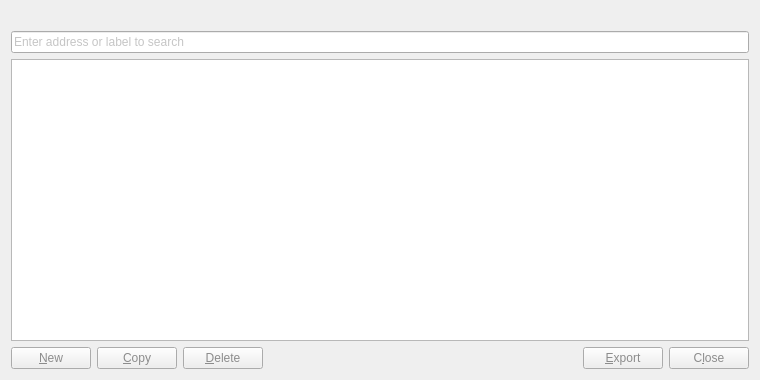
Above: fennec/qt/forms/addressbookpage.ui from FennecBlockchain/Fennec before the change. Below: the same form after it.
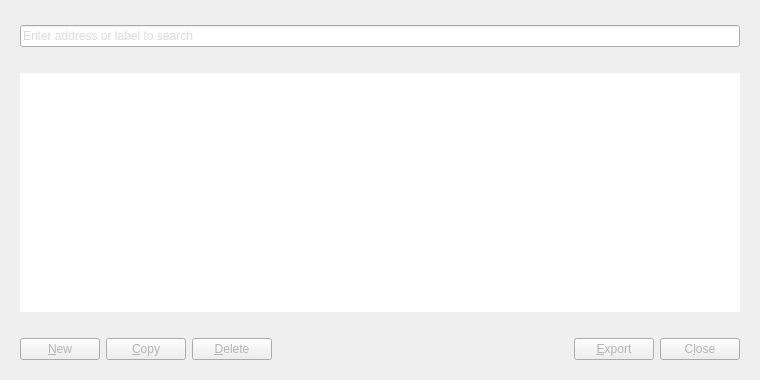
That is the form after the change. Icons and pictures are not drawn.

Commit message: create addr button

Diff of the .ui file:
```diff
--- a/fennec/qt/forms/addressbookpage.ui
+++ b/fennec/qt/forms/addressbookpage.ui
@@ -10,27 +10,67 @@
     <height>380</height>
    </rect>
   </property>
+  <property name="autoFillBackground">
+   <bool>false</bool>
+  </property>
   <property name="styleSheet">
-   <string notr="true">color: rgb(140, 140, 140);</string>
+   <string notr="true">color: rgb(180, 180, 180);
+background-image: url(:/icons/sendcoin_background);
+
+</string>
   </property>
   <layout class="QVBoxLayout" name="verticalLayout">
+   <property name="spacing">
+    <number>6</number>
+   </property>
+   <property name="leftMargin">
+    <number>20</number>
+   </property>
+   <property name="topMargin">
+    <number>5</number>
+   </property>
+   <property name="rightMargin">
+    <number>20</number>
+   </property>
+   <property name="bottomMargin">
+    <number>20</number>
+   </property>
    <item>
-    <widget class="QLabel" name="labelExplanation">
-     <property name="textFormat">
-      <enum>Qt::PlainText</enum>
+    <spacer name="horizontalSpacer_3">
+     <property name="orientation">
+      <enum>Qt::Horizontal</enum>
      </property>
-     <property name="wordWrap">
-      <bool>true</bool>
+     <property name="sizeHint" stdset="0">
+      <size>
+       <width>40</width>
+       <height>20</height>
+      </size>
      </property>
-    </widget>
+    </spacer>
    </item>
    <item>
     <widget class="QLineEdit" name="searchLineEdit">
+     <property name="styleSheet">
+      <string notr="true"/>
+     </property>
      <property name="placeholderText">
       <string>Enter address or label to search</string>
      </property>
     </widget>
    </item>
+   <item>
+    <spacer name="horizontalSpacer_2">
+     <property name="orientation">
+      <enum>Qt::Horizontal</enum>
+     </property>
+     <property name="sizeHint" stdset="0">
+      <size>
+       <width>40</width>
+       <height>20</height>
+      </size>
+     </property>
+    </spacer>
+   </item>
    <item>
     <widget class="QTableView" name="tableView">
      <property name="contextMenuPolicy">
@@ -39,6 +79,12 @@
      <property name="toolTip">
       <string>Right-click to edit address or label</string>
      </property>
+     <property name="autoFillBackground">
+      <bool>false</bool>
+     </property>
+     <property name="styleSheet">
+      <string notr="true">border: 0px;</string>
+     </property>
      <property name="tabKeyNavigation">
       <bool>false</bool>
      </property>
@@ -59,6 +105,19 @@
      </attribute>
     </widget>
    </item>
+   <item>
+    <spacer name="horizontalSpacer_4">
+     <property name="orientation">
+      <enum>Qt::Horizontal</enum>
+     </property>
+     <property name="sizeHint" stdset="0">
+      <size>
+       <width>40</width>
+       <height>20</height>
+      </size>
+     </property>
+    </spacer>
+   </item>
    <item>
     <layout class="QHBoxLayout" name="horizontalLayout">
      <item>
@@ -66,6 +125,9 @@
        <property name="toolTip">
         <string>Create a new address</string>
        </property>
+       <property name="styleSheet">
+        <string notr="true"/>
+       </property>
        <property name="text">
         <string>&amp;New</string>
        </property>
@@ -73,9 +135,18 @@
         <iconset resource="../bitcoin.qrc">
          <normaloff>:/icons/add</normaloff>:/icons/add</iconset>
        </property>
+       <property name="checkable">
+        <bool>false</bool>
+       </property>
        <property name="autoDefault">
         <bool>false</bool>
        </property>
+       <property name="default">
+        <bool>false</bool>
+       </property>
+       <property name="flat">
+        <bool>false</bool>
+       </property>
       </widget>
      </item>
      <item>
@@ -83,6 +154,9 @@
        <property name="toolTip">
         <string>Copy the currently selected address to the system clipboard</string>
        </property>
+       <property name="styleSheet">
+        <string notr="true"/>
+       </property>
        <property name="text">
         <string>&amp;Copy</string>
        </property>
@@ -93,6 +167,9 @@
        <property name="autoDefault">
         <bool>false</bool>
        </property>
+       <property name="default">
+        <bool>false</bool>
+       </property>
       </widget>
      </item>
      <item>
@@ -100,6 +177,9 @@
        <property name="toolTip">
         <string>Delete the currently selected address from the list</string>
        </property>
+       <property name="styleSheet">
+        <string notr="true"/>
+       </property>
        <property name="text">
         <string>&amp;Delete</string>
        </property>
@@ -110,6 +190,9 @@
        <property name="autoDefault">
         <bool>false</bool>
        </property>
+       <property name="default">
+        <bool>false</bool>
+       </property>
       </widget>
      </item>
      <item>
@@ -130,6 +213,9 @@
        <property name="toolTip">
         <string>Export the data in the current tab to a file</string>
        </property>
+       <property name="styleSheet">
+        <string notr="true"/>
+       </property>
        <property name="text">
         <string>&amp;Export</string>
        </property>
@@ -140,6 +226,9 @@
        <property name="autoDefault">
         <bool>false</bool>
        </property>
+       <property name="default">
+        <bool>false</bool>
+       </property>
       </widget>
      </item>
      <item>
@@ -150,12 +239,18 @@
          <verstretch>0</verstretch>
         </sizepolicy>
        </property>
+       <property name="styleSheet">
+        <string notr="true"/>
+       </property>
        <property name="text">
         <string>C&amp;lose</string>
        </property>
        <property name="autoDefault">
         <bool>false</bool>
        </property>
+       <property name="default">
+        <bool>false</bool>
+       </property>
       </widget>
      </item>
     </layout>
```
The commit also changes 3 other files.
